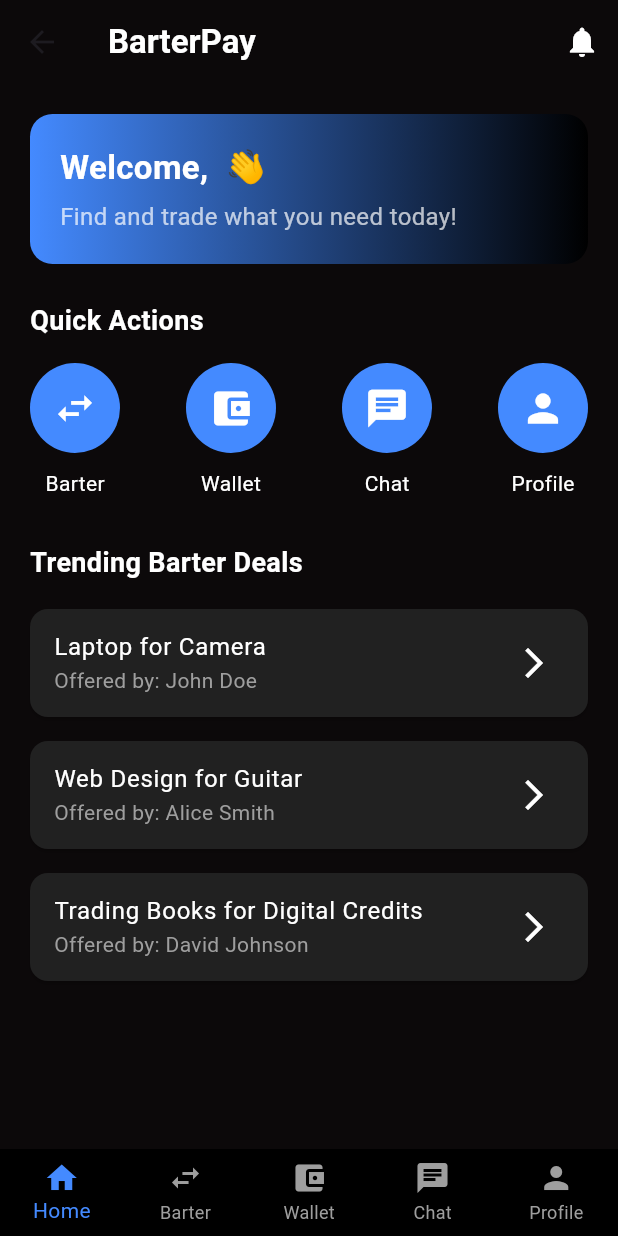
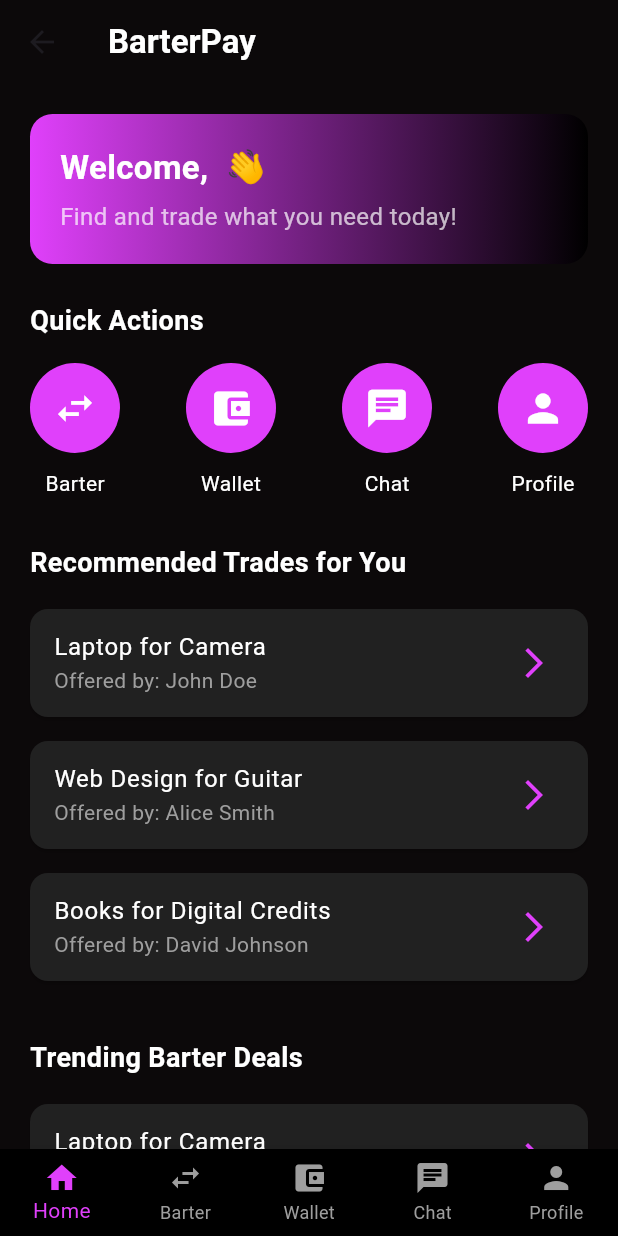
Before and after one commit to NaitikPatel-325/Xchange, a Flutter app: the HomePage screen opened by its route, on a phone screen of 412 x 824 dp. Run offline on Flutter 3.47's test engine with Material 3 defaults, Android fonts, the phone set to English and light mode, and no system bars; drawn by our look-alikes of flutter_animate; our stand-ins replace email_validator, firebase_auth, firebase_core, firebase_database, font_awesome_flutter, get and 2 more; accounts and stored records are empty.

Commit message:
home screen color changed

```diff
--- /dev/null
+++ b/client/lib/logic/controller/match_controller.dart
@@ -0,0 +1,19 @@
+import 'package:get/get.dart';
+
+class MatchController extends GetxController {
+  var recommendedBarters = <Map<String, String>>[].obs;
+
+  // Dummy Data (AI recommendations will replace this later)
+  final List<Map<String, String>> allBarters = [
+    {"title": "Laptop for Camera", "user": "John Doe"},
+    {"title": "Web Design for Guitar", "user": "Alice Smith"},
+    {"title": "Books for Digital Credits", "user": "David Johnson"},
+    {"title": "iPad for Drone", "user": "Emma Brown"},
+  ];
+
+  // Function to fetch AI-recommended barter deals
+  void fetchRecommendedBarters() {
+    // Simulating AI recommendation (we’ll later connect this to an AI API)
+    recommendedBarters.value = allBarters.sublist(0, 3);
+  }
+}
--- a/client/lib/presentation/home/home_page.dart
+++ b/client/lib/presentation/home/home_page.dart
@@ -8,15 +8,19 @@ import 'package:xchange/presentation/wallet/wallet_screen.dart';
 import 'package:xchange/presentation/chat/chat_list.dart';
 import 'package:xchange/presentation/profile/profile_screen.dart';
 import 'package:xchange/presentation/animations/fade_in_animation.dart';
-
-import '../animations/fade_in_animation.dart';
+import 'package:xchange/logic/controller/match_controller.dart';
 
 class HomePage extends StatelessWidget {
-  const HomePage({super.key});
+  final MatchController matchController = Get.put(MatchController());
+
+  HomePage({super.key});
 
   @override
   Widget build(BuildContext context) {
     User? user = FirebaseAuth.instance.currentUser;
+
+    // Fetch AI recommendations when the home page loads
+    matchController.fetchRecommendedBarters();
 
     return Scaffold(
       backgroundColor: darkBackgroundColor,
@@ -24,14 +28,6 @@ class HomePage extends StatelessWidget {
         title: const Text("BarterPay", style: TextStyle(color: Colors.white, fontSize: 22, fontWeight: FontWeight.bold)),
         backgroundColor: Colors.transparent,
         elevation: 0,
-        actions: [
-          IconButton(
-            icon: const Icon(Icons.notifications, color: Colors.white),
-            onPressed: () {
-              Get.snackbar("Notifications", "No new notifications yet!");
-            },
-          ),
-        ],
       ),
       body: SingleChildScrollView(
         padding: const EdgeInsets.symmetric(horizontal: 20, vertical: 20),
@@ -46,6 +42,16 @@ class HomePage extends StatelessWidget {
             const Text("Quick Actions", style: TextStyle(fontSize: 18, fontWeight: FontWeight.bold, color: Colors.white)),
             const SizedBox(height: 15),
             _quickActions(),
+
+            const SizedBox(height: 30),
+
+            // AI-Powered Barter Recommendations
+            const Text(
+              "Recommended Trades for You",
+              style: TextStyle(fontSize: 18, fontWeight: FontWeight.bold, color: Colors.white),
+            ),
+            const SizedBox(height: 10),
+            Obx(() => FadeInAnimation(child: _recommendedBarters())),
 
             const SizedBox(height: 30),
 
@@ -68,7 +74,7 @@ class HomePage extends StatelessWidget {
       width: double.infinity,
       padding: const EdgeInsets.all(20),
       decoration: BoxDecoration(
-        gradient: const LinearGradient(colors: [Colors.blueAccent, Colors.black]),
+        gradient: const LinearGradient(colors: [Colors.purpleAccent, Colors.black]),
         borderRadius: BorderRadius.circular(15),
       ),
       child: Column(
@@ -82,7 +88,27 @@ class HomePage extends StatelessWidget {
     );
   }
 
-  // Quick Actions with Scale Animation on Tap
+  // AI-Powered Recommendations
+  Widget _recommendedBarters() {
+    return Column(
+      children: matchController.recommendedBarters.map((item) {
+        return Card(
+          color: Colors.grey[900],
+          margin: const EdgeInsets.symmetric(vertical: 8),
+          child: ListTile(
+            title: Text(item["title"] ?? "", style: const TextStyle(color: Colors.white)),
+            subtitle: Text("Offered by: ${item["user"]}", style: const TextStyle(color: Colors.grey)),
+            trailing: const Icon(Icons.arrow_forward_ios, color: Colors.purpleAccent),
+            onTap: () {
+              Get.to(() => BarterListScreen());
+            },
+          ),
+        ).animate().slideX(begin: 0.2, end: 0, duration: 400.ms);
+      }).toList(),
+    );
+  }
+
+  // Quick Actions with Purple Accent
   Widget _quickActions() {
     return Row(
       mainAxisAlignment: MainAxisAlignment.spaceBetween,
@@ -102,7 +128,7 @@ class HomePage extends StatelessWidget {
         children: [
           CircleAvatar(
             radius: 30,
-            backgroundColor: Colors.blueAccent,
+            backgroundColor: Colors.purpleAccent,
             child: Icon(icon, color: Colors.white, size: 30),
           ),
           const SizedBox(height: 10),
@@ -112,7 +138,7 @@ class HomePage extends StatelessWidget {
     );
   }
 
-  // Featured Barter Listings with Slide Animation
+  // Featured Barter Listings
   Widget _featuredBarters() {
     List<Map<String, String>> barters = [
       {"title": "Laptop for Camera", "user": "John Doe"},
@@ -128,7 +154,7 @@ class HomePage extends StatelessWidget {
           child: ListTile(
             title: Text(item["title"] ?? "", style: const TextStyle(color: Colors.white)),
             subtitle: Text("Offered by: ${item["user"]}", style: const TextStyle(color: Colors.grey)),
-            trailing: const Icon(Icons.arrow_forward_ios, color: Colors.white),
+            trailing: const Icon(Icons.arrow_forward_ios, color: Colors.purpleAccent),
             onTap: () {
               Get.to(() => BarterListScreen());
             },
@@ -138,11 +164,11 @@ class HomePage extends StatelessWidget {
     );
   }
 
-  // Bottom Navigation Bar
+  // Bottom Navigation Bar with Purple Theme
   Widget _bottomNavBar() {
     return BottomNavigationBar(
       backgroundColor: Colors.black,
-      selectedItemColor: Colors.blueAccent,
+      selectedItemColor: Colors.purpleAccent,
       unselectedItemColor: Colors.grey,
       type: BottomNavigationBarType.fixed,
       showUnselectedLabels: true,
--- a/client/lib/presentation/navigation/bottom_nav.dart
+++ b/client/lib/presentation/navigation/bottom_nav.dart
@@ -12,7 +12,7 @@ class BottomNavScreen extends StatelessWidget {
   final NavController controller = Get.put(NavController());
 
   final List<Widget> screens = [
-    const HomePage(),
+     HomePage(),
     BarterListScreen(),
     const WalletScreen(),
     ChatListScreen(),
```
